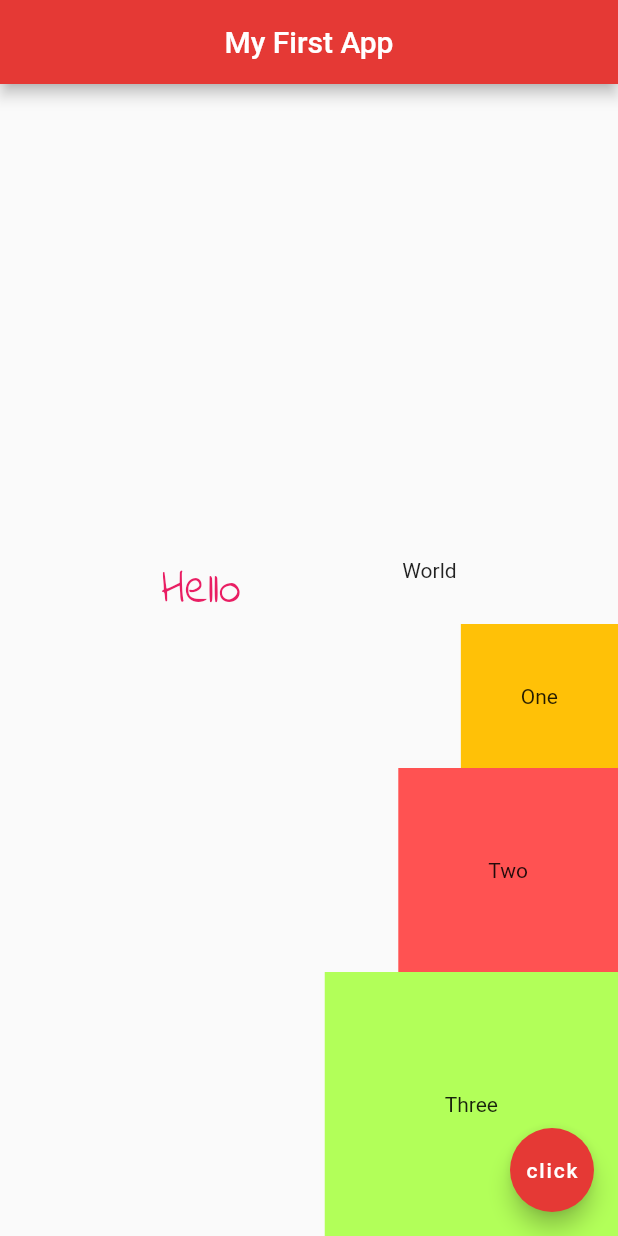
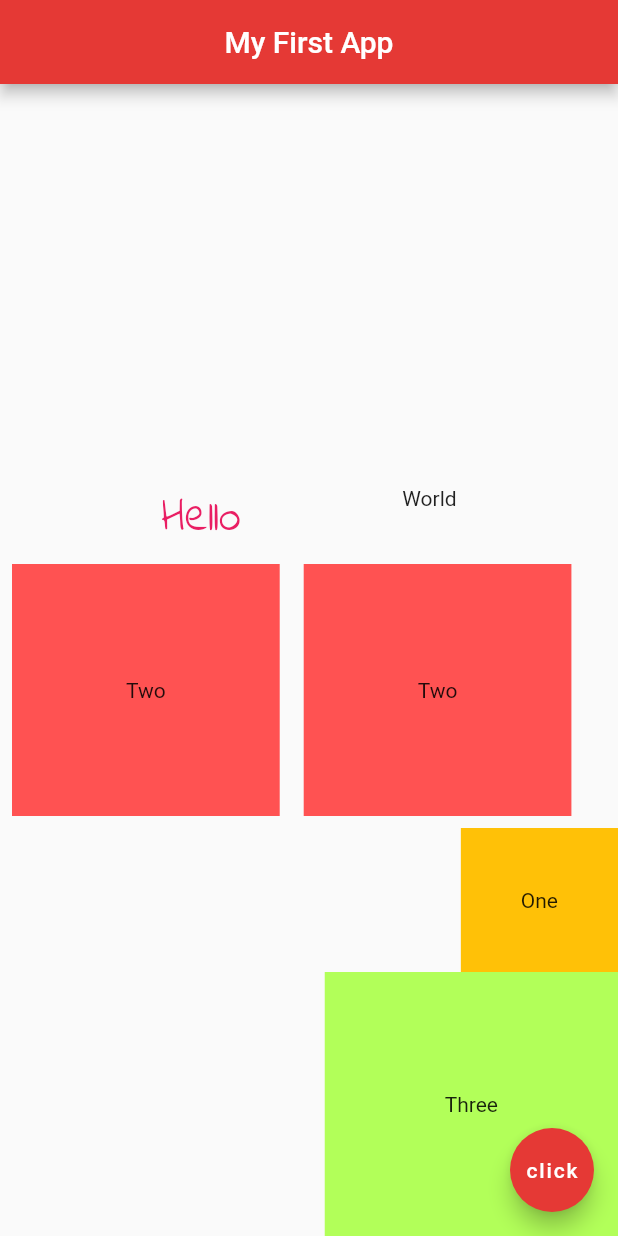
Before and after one commit to AlexandroHenry/Flutter_Basic, a Flutter app: the screen it shows after launch, on a phone screen of 412 x 824 dp. Run offline on Flutter 3.47's test engine with Material 2 defaults, Android fonts, the phone set to English and light mode, and no system bars.

Commit message:
이번 chapter 특별 변화 없음

```diff
--- a/lib/main.dart
+++ b/lib/main.dart
@@ -36,15 +36,36 @@ class Home extends StatelessWidget {
               Text('World'),
             ],
           ),
+          Row(
+            children: [
+              Padding(
+                padding: const EdgeInsets.all(8.0),
+                child: Container(
+                  padding: const EdgeInsets.all(60),
+                  color: Colors.redAccent,
+                  child: const Padding(
+                    padding: EdgeInsets.all(16.0),
+                    child: Text('Two'),
+                  ),
+                ),
+              ),
+              Padding(
+                padding: const EdgeInsets.all(8.0),
+                child: Container(
+                  padding: const EdgeInsets.all(60),
+                  color: Colors.redAccent,
+                  child: const Padding(
+                    padding: EdgeInsets.all(16.0),
+                    child: Text('Two'),
+                  ),
+                ),
+              ),
+            ],
+          ),
           Container(
             padding: const EdgeInsets.all(40),
             color: Colors.amber,
             child: const Text('One'),
-          ),
-          Container(
-            padding: const EdgeInsets.all(60),
-            color: Colors.redAccent,
-            child: const Text('Two'),
           ),
           Container(
             padding: const EdgeInsets.all(80),
```
